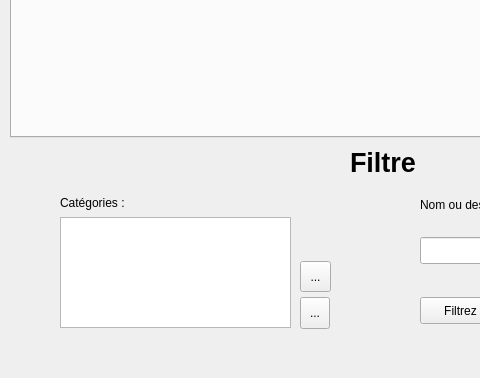
This is mainwindow.ui in albinpoignot/QtProject as Qt 5 draws it before an edit; both pictures show x 0 to 480 and y 270 to 648 of the 800 by 648 pixel window. The edited form follows.
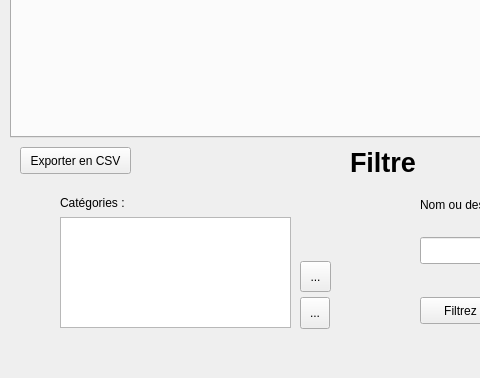
This is the edited form. Icons and pictures are not drawn.

```diff
--- a/mainwindow.ui
+++ b/mainwindow.ui
@@ -225,6 +225,19 @@
       <normaloff>button_add_files/button_delete.png</normaloff>button_add_files/button_delete.png</iconset>
     </property>
    </widget>
+   <widget class="QPushButton" name="btnExport">
+    <property name="geometry">
+     <rect>
+      <x>20</x>
+      <y>400</y>
+      <width>111</width>
+      <height>27</height>
+     </rect>
+    </property>
+    <property name="text">
+     <string>Exporter en CSV</string>
+    </property>
+   </widget>
   </widget>
   <widget class="QMenuBar" name="menuBar">
    <property name="geometry">
```
